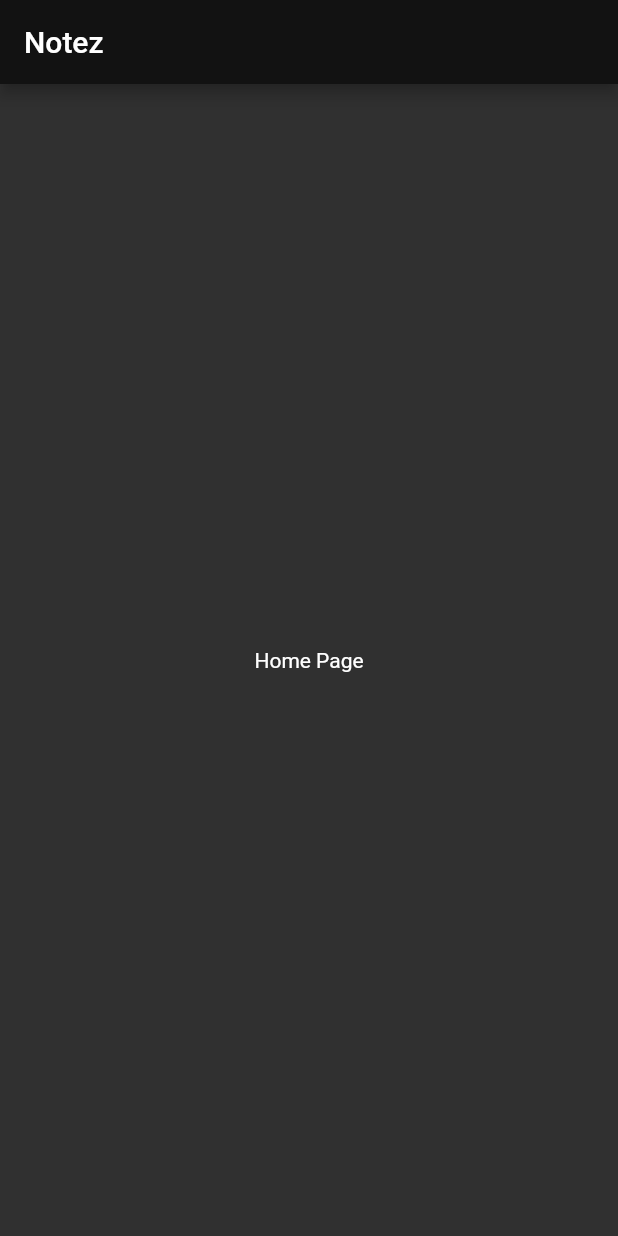
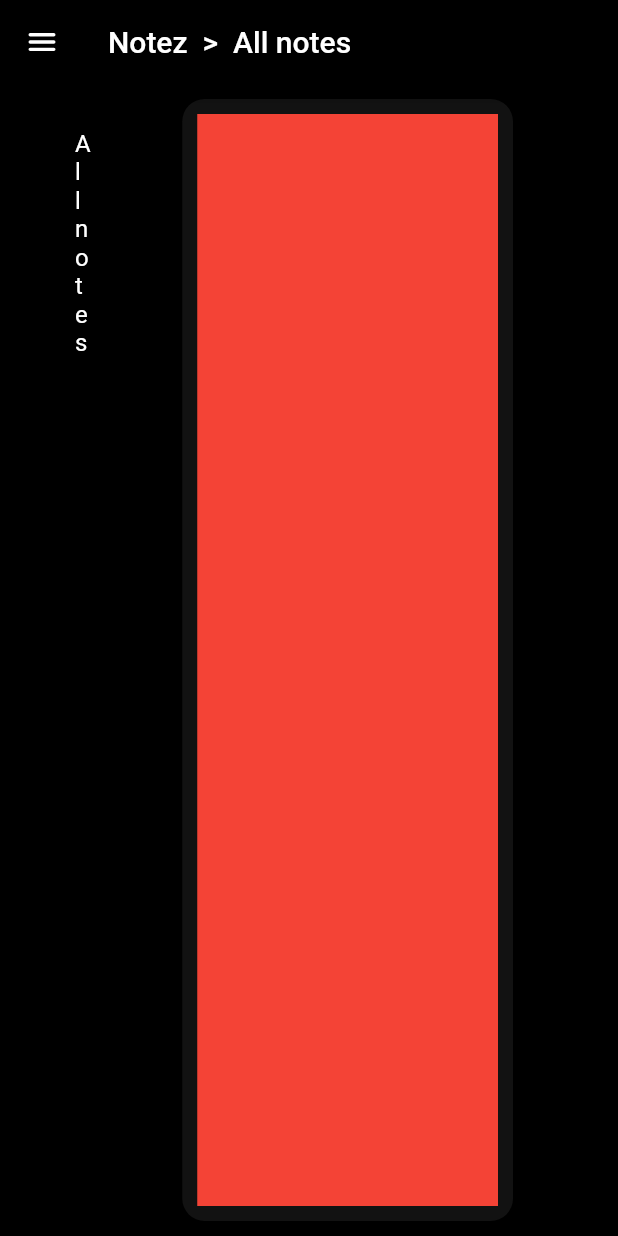
Before and after one commit to bnakusaki/Notez, a Flutter app: the screen it shows once a user with an empty profile is signed in, on a phone screen of 412 x 824 dp. Run offline on Flutter 3.47's test engine with Material 2 defaults, Android fonts, the light colour scheme and no system bars; drawn by our look-alikes of flutter_animate; our stand-ins replace dartz, firebase_auth, firebase_core, flutter_bloc, get_it, go_router and 2 more; accounts and stored records are empty; generated files the repository leaves out were written again; network calls fail; statements that could not run were skipped.

Commit message:
feat: menubar

```diff
--- a/lib/app.dart
+++ b/lib/app.dart
@@ -3,6 +3,7 @@ import 'package:flutter_bloc/flutter_bloc.dart';
 import 'package:flutter_gen/gen_l10n/app_localizations.dart';
 import 'package:notez/features/authentication/presentation/presentation_logic_holders/authentication_bloc.dart';
 import 'package:notez/features/authentication/presentation/presentation_logic_holders/authentication_state.dart';
+import 'package:notez/features/home/presentation/presentation_logic_holder/home_state.dart';
 import 'package:notez/navigation/routes.dart';
 import 'package:notez/theme.dart';
 
@@ -18,6 +19,12 @@ class Notez extends StatelessWidget {
         ),
         BlocProvider<AuthenticateAnonymouslyCubit>(
           create: (BuildContext context) => AuthenticateAnonymouslyCubit(),
+        ),
+        BlocProvider<DrawerStateCubit>(
+          create: (BuildContext context) => DrawerStateCubit(),
+        ),
+        BlocProvider<MenuStateCubit>(
+          create: (BuildContext context) => MenuStateCubit(),
         ),
       ],
       child: BlocBuilder<AuthenticateUserCubit, AuthenticationState>(
--- /dev/null
+++ b/lib/features/home/domain/entities/menu.dart
@@ -0,0 +1,3 @@
+enum Menu {
+  allNotes,
+}
--- /dev/null
+++ b/lib/features/home/presentation/models/menu_item_model.dart
@@ -0,0 +1,13 @@
+import 'package:notez/features/home/domain/entities/menu.dart';
+
+class MenuItemModel {
+  MenuItemModel({
+    required this.label,
+    required this.screen,
+    required this.menu,
+  });
+
+  final String label;
+  final String screen;
+  final Menu menu;
+}
--- a/lib/features/home/presentation/pages/home_page.dart
+++ b/lib/features/home/presentation/pages/home_page.dart
@@ -1,23 +1,52 @@
 import 'package:flutter/material.dart';
+import 'package:flutter_animate/flutter_animate.dart';
+import 'package:flutter_bloc/flutter_bloc.dart';
+import 'package:ionicons/ionicons.dart';
 import 'package:notez/features/home/presentation/presentation_logic_holder/home_state.dart';
+import 'package:notez/features/home/presentation/widgets/side_menu.dart';
 
-class HomePage extends StatefulWidget {
-  const HomePage({super.key});
-
-  @override
-  State<HomePage> createState() => _HomePageState();
-}
-
-class _HomePageState extends State<HomePage> {
-  HomeState homeState = HomeState();
+class HomePage extends StatelessWidget {
+  const HomePage(
+    this.child, {
+    super.key,
+  });
+  final Widget child;
   @override
   Widget build(BuildContext context) {
     return Scaffold(
+      backgroundColor: Colors.black,
       appBar: AppBar(
-        title: const Text('Notez'),
+        backgroundColor: Colors.black,
+        leading: IconButton(
+          onPressed: () {
+            context.read<DrawerStateCubit>().toggleDrawer();
+          },
+          icon: const Icon(Ionicons.menu),
+          splashRadius: 20.0,
+        ),
+        title: BlocBuilder<MenuStateCubit, String>(
+          builder: (context, menuState) {
+            return Text('Notez  >  $menuState');
+          },
+        ),
+        centerTitle: false,
       ),
-      body: const Center(
-        child: Text('Home Page'),
+      body: Row(
+        children: [
+          const SideMenu(),
+          Expanded(
+            flex: 7,
+            child: Container(
+              margin: const EdgeInsets.symmetric(vertical: 10.0, horizontal: 70.0),
+              padding: const EdgeInsets.all(10.0),
+              decoration: BoxDecoration(
+                color: Theme.of(context).colorScheme.background,
+                borderRadius: BorderRadius.circular(15.0),
+              ),
+              child: child,
+            ),
+          ).animate(delay: .200.seconds).scaleX(curve: Curves.easeIn),
+        ],
       ),
     );
   }
--- /dev/null
+++ b/lib/features/home/presentation/presentation_logic_holder/drawer_state.dart
@@ -0,0 +1,5 @@
+class DrawerState {}
+
+class Open implements DrawerState {}
+
+class Close implements DrawerState {}
--- a/lib/features/home/presentation/presentation_logic_holder/home_state.dart
+++ b/lib/features/home/presentation/presentation_logic_holder/home_state.dart
@@ -1,14 +1,28 @@
-import 'package:dartz/dartz.dart';
-import 'package:flutter/material.dart';
-import 'package:notez/features/note/domain/entities/note.dart';
-import 'package:notez/features/note/note_dependency_injection.dart';
-import 'package:notez/features/note/presentation/presentation_logic_holders/note_bloc.dart';
+import 'package:flutter_bloc/flutter_bloc.dart';
+import 'package:notez/features/home/presentation/presentation_logic_holder/drawer_state.dart';
 
-class HomeState extends ChangeNotifier {
-  final noteBloc = sl<NoteBloc>();
+class HomeState {}
 
-  Future<Either<Exception, List<Note>>> getNotes() async {
-    final response = await noteBloc.getNotes();
-    return response;
+class DrawerStateCubit extends Cubit<DrawerState> {
+  DrawerStateCubit() : super(Open());
+
+  void opentDrawer() => emit(Open());
+  void closeDrawer() => emit(Close());
+  void toggleDrawer() {
+    if (state is Open) {
+      emit(Close());
+    } else if (state is Close) {
+      emit(Open());
+    }
   }
 }
+
+class MenuStateCubit extends Cubit<String> {
+  MenuStateCubit() : super('All notes');
+
+  void setMenu(String menuLabel) {
+    if (menuLabel != state) {
+      emit(menuLabel);
+    }
+  }
+}
--- /dev/null
+++ b/lib/features/home/presentation/widgets/side_menu.dart
@@ -0,0 +1,62 @@
+import 'package:flutter/material.dart';
+import 'package:flutter_animate/flutter_animate.dart';
+import 'package:flutter_bloc/flutter_bloc.dart';
+import 'package:go_router/go_router.dart';
+import 'package:notez/features/home/domain/entities/menu.dart';
+import 'package:notez/features/home/presentation/models/menu_item_model.dart';
+import 'package:notez/features/home/presentation/presentation_logic_holder/drawer_state.dart';
+import 'package:notez/features/home/presentation/presentation_logic_holder/home_state.dart';
+
+class SideMenu extends StatelessWidget {
+  const SideMenu({
+    super.key,
+  });
+
+  @override
+  Widget build(BuildContext context) {
+    List<MenuItemModel> menuItems = [
+      MenuItemModel(label: 'All notes', screen: '', menu: Menu.allNotes),
+    ];
+    return BlocBuilder<DrawerStateCubit, DrawerState>(
+      builder: (context, drawerState) {
+        switch (drawerState) {
+          case Open():
+            return Expanded(
+              child: Drawer(
+                backgroundColor: Colors.black,
+                child: Column(
+                  crossAxisAlignment: CrossAxisAlignment.end,
+                  children: [
+                    const SizedBox(height: 10.0),
+                    ...List.generate(menuItems.length, (index) {
+                      final menuItem = menuItems[index];
+                      return TextButton(
+                        onPressed: () {
+                          context.read<MenuStateCubit>().setMenu(menuItem.label);
+                          context.goNamed(menuItem.screen);
+                        },
+                        style: TextButton.styleFrom(
+                          padding: const EdgeInsets.symmetric(horizontal: 50, vertical: 20.0),
+                        ),
+                        child: InkWell(
+                          child: Text(
+                            menuItem.label,
+                            style: Theme.of(context).textTheme.titleMedium!.copyWith(
+                                  color: Colors.white,
+                                ),
+                          ),
+                        ),
+                      );
+                    }),
+                  ],
+                ),
+              ).animate().slideX(duration: .200.seconds, curve: Curves.easeIn),
+            );
+          case Close():
+            return const SizedBox.shrink();
+        }
+        return const SizedBox.shrink();
+      },
+    );
+  }
+}
--- a/lib/navigation/route_names.dart
+++ b/lib/navigation/route_names.dart
@@ -1,5 +1,5 @@
 class RouteNames {
   static String onboarding = 'onboarding';
   static String signIn = 'signIn';
-  static String home = 'home';
+  static String home = '/allNotes';
 }
--- a/lib/navigation/routes.dart
+++ b/lib/navigation/routes.dart
@@ -1,3 +1,4 @@
+import 'package:flutter/material.dart';
 import 'package:go_router/go_router.dart';
 import 'package:notez/features/authentication/presentation/pages/sign_in_page.dart';
 import 'package:notez/features/home/presentation/pages/home_page.dart';
@@ -19,10 +20,15 @@ GoRouter routes = GoRouter(
         ),
       ],
     ),
-    GoRoute(
-      path: '/home',
-      name: RouteNames.home,
-      builder: (context, state) => const HomePage(),
+    ShellRoute(
+      builder: (context, state, child) => HomePage(child),
+      routes: [
+        GoRoute(
+          path: '/allNotes',
+          name: RouteNames.home,
+          builder: (context, state) => Container(color: Colors.red),
+        ),
+      ],
     )
   ],
 );
--- a/lib/theme.dart
+++ b/lib/theme.dart
@@ -15,4 +15,7 @@ ThemeData theme = ThemeData(
         fixedSize: const Size(150, 50),
         side: const BorderSide(color: Colors.white)),
   ),
+  iconButtonTheme: IconButtonThemeData(
+    style: IconButton.styleFrom(),
+  ),
 );
```
